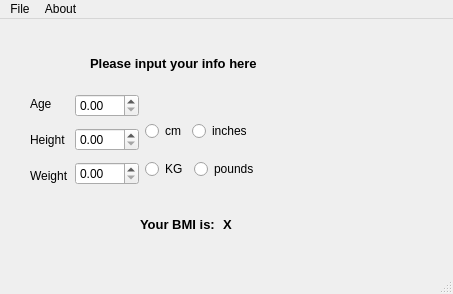
This is mainwindow.ui in darioZIP/BMIcalculator as Qt 5 draws it before an edit. The edited form follows.
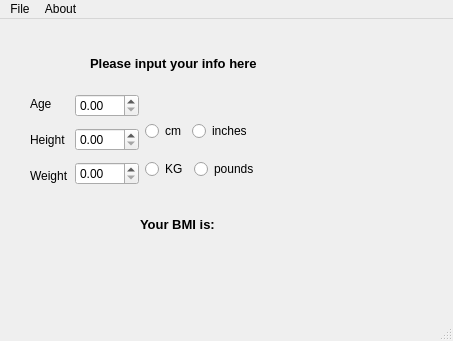
This is the edited form.

Commit message: QTSpinBox code connected to GUI, using signals to slots.

Patch:
```diff
--- a/mainwindow.ui
+++ b/mainwindow.ui
@@ -7,7 +7,7 @@
     <x>0</x>
     <y>0</y>
     <width>453</width>
-    <height>294</height>
+    <height>341</height>
    </rect>
   </property>
   <property name="windowTitle">
@@ -248,7 +248,7 @@
         </font>
        </property>
        <property name="text">
-        <string>X</string>
+        <string/>
        </property>
       </widget>
      </item>
```
Left out of the diff: 3 changed lines with no effect on the pictures. The commit also changes 4 other files.
